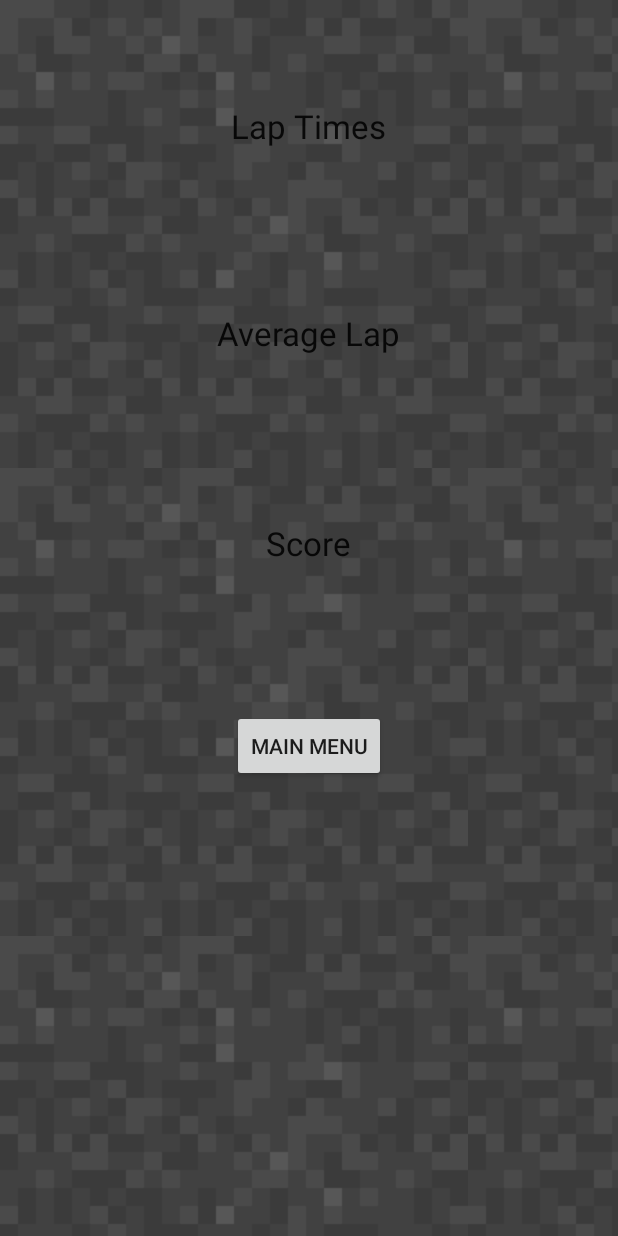
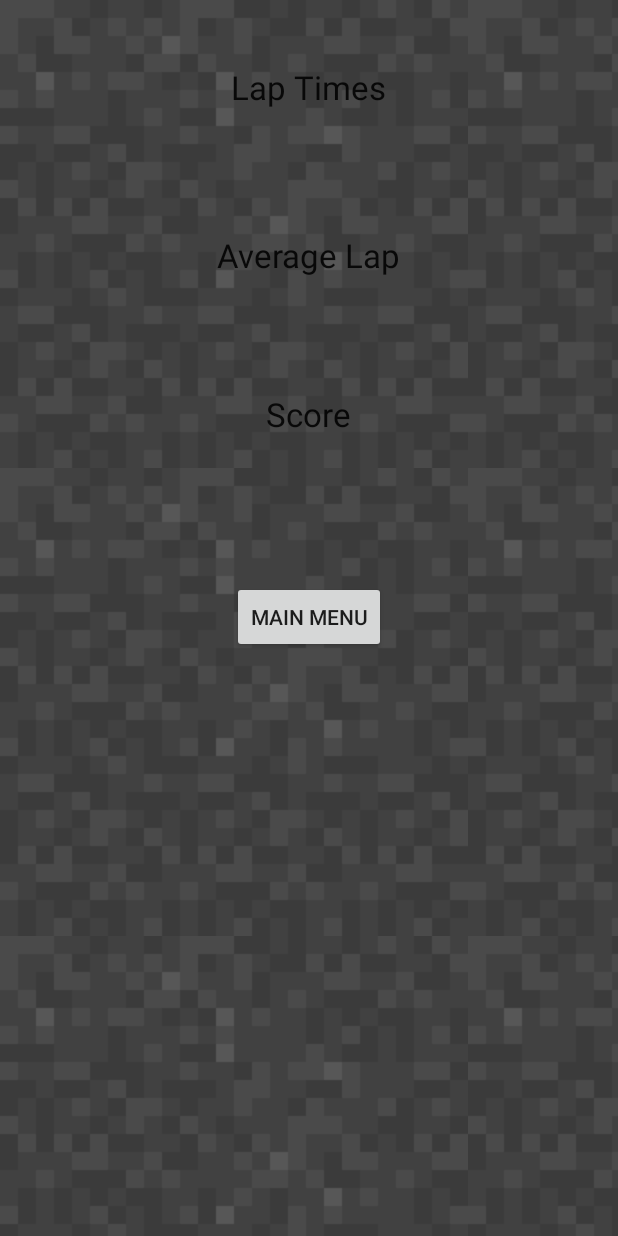
Before and after one commit to YJoe/GPixel-android-racing-game, an Android app: the layout single_player_stats.xml on its own in the app's theme, with its tools: preview values and no code run, on a phone screen of 412 x 824 dp. Run offline under Robolectric (Android 15) with nearby library versions, the phone set to English and light mode, and no system bars.

Commit message:
Layout changes to fit smaller phones, menu choices are functional

```diff
--- a/app/src/main/java/jifa/racecarsandstuff/GameView.java
+++ b/app/src/main/java/jifa/racecarsandstuff/GameView.java
@@ -26,7 +26,7 @@ public class GameView extends SurfaceView implements SurfaceHolder.Callback, Sen
     Sensor accelerometer;
     Sensor magnetometer;
     public MainActivity activity;
-    public int trackFlag;
+    public Options options;
 
     public GameView(Context context, AttributeSet attrs) {
         super(context, attrs);
@@ -151,7 +151,7 @@ public class GameView extends SurfaceView implements SurfaceHolder.Callback, Sen
                     //Start a new thread
                     //Should be this to update screen with old game: new GameThread(this, thread);
                     //The method should set all fields in new thread to the value of old thread's fields
-                    thread = new TheGame(this, activity, trackFlag);
+                    thread = new TheGame(this, activity, options);
                     thread.setRunning(true);
                     thread.start();
                 }
--- a/app/src/main/res/layout/single_player_stats.xml
+++ b/app/src/main/res/layout/single_player_stats.xml
@@ -23,7 +23,7 @@
             android:textAppearance="?android:attr/textAppearanceLarge"
             android:text="Lap Times"
             android:id="@+id/lap_times"
-            android:layout_marginTop="69dp"
+            android:layout_marginTop="43dp"
             android:layout_alignParentTop="true"
             android:layout_alignRight="@+id/return_home"
             android:layout_alignEnd="@+id/return_home" />
@@ -34,7 +34,7 @@
             android:textAppearance="?android:attr/textAppearanceLarge"
             android:text="Average Lap"
             android:id="@+id/average_lap"
-            android:layout_marginTop="79dp"
+            android:layout_marginTop="53dp"
             android:layout_below="@+id/lap_input"
             android:layout_centerHorizontal="true" />
 
@@ -44,7 +44,7 @@
             android:textAppearance="?android:attr/textAppearanceLarge"
             android:text="Score"
             android:id="@+id/score"
-            android:layout_marginTop="81dp"
+            android:layout_marginTop="47dp"
             android:layout_below="@+id/average_input"
             android:layout_centerHorizontal="true" />
 
```
Also changed, not shown: app/src/main/java/jifa/racecarsandstuff/MainActivity.java (+7 -8 lines), app/src/main/java/jifa/racecarsandstuff/Player.java (+3 -4 lines), app/src/main/java/jifa/racecarsandstuff/TheGame.java (+4 -4 lines), app/src/main/res/layout/game_layout.xml (+2 -5 lines).
